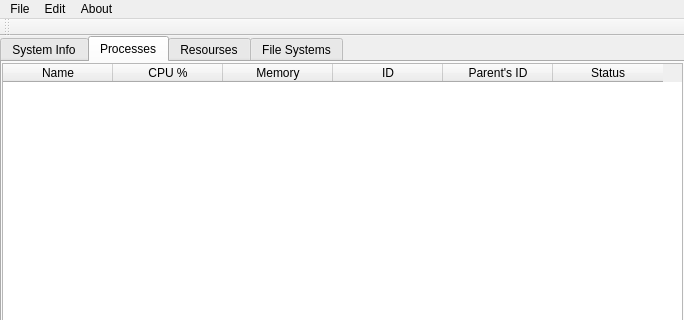
Qt form mainwindow.ui (marina-bard/system-monitor) before a commit; both pictures show x 0 to 684 and y 0 to 320 of the 684 by 517 pixel window.
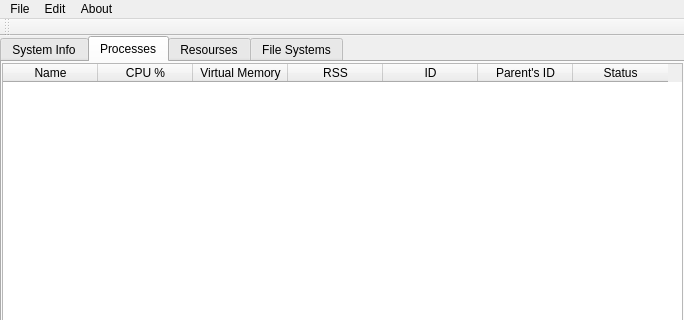
The same form after that commit.

Commit message: suitable memory format

Diff of the .ui file:
```diff
--- a/mainwindow.ui
+++ b/mainwindow.ui
@@ -353,7 +353,7 @@
        <bool>true</bool>
       </property>
       <attribute name="horizontalHeaderDefaultSectionSize">
-       <number>110</number>
+       <number>95</number>
       </attribute>
       <column>
        <property name="text">
@@ -367,7 +367,12 @@
       </column>
       <column>
        <property name="text">
-        <string>Memory</string>
+        <string>Virtual Memory</string>
+       </property>
+      </column>
+      <column>
+       <property name="text">
+        <string>RSS</string>
        </property>
       </column>
       <column>
```
The commit also changes 7 other files.
